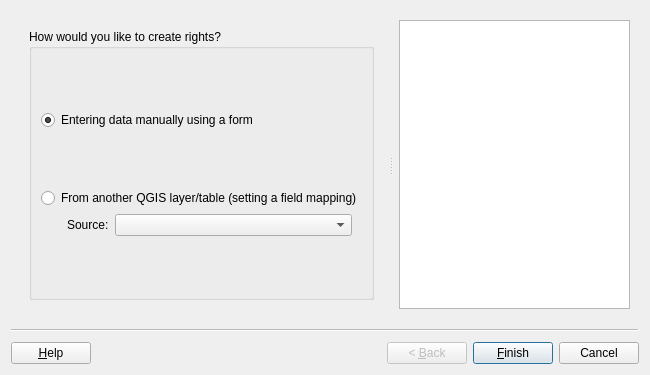
This is asistente_ladm_col/ui/wiz_create_right_cadastre.ui in SwissTierrasColombia/Asistente-LADM-COL as Qt 5 draws it before an edit. The edited form follows.
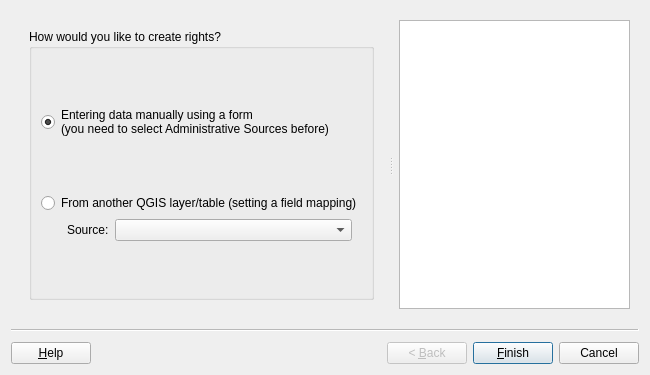
This is the edited form. Custom widgets are drawn as their Qt base class.

Commit message: [gui] Adjust labels and help text for RRR wizards

Patch:
```diff
--- a/asistente_ladm_col/ui/wiz_create_right_cadastre.ui
+++ b/asistente_ladm_col/ui/wiz_create_right_cadastre.ui
@@ -65,7 +65,8 @@
            <item row="1" column="0">
             <widget class="QRadioButton" name="rad_create_manually">
              <property name="text">
-              <string>Entering data manually using a form</string>
+              <string>Entering data manually using a form
+(you need to select Administrative Sources before)</string>
              </property>
              <property name="checked">
               <bool>true</bool>
```
Left out of the diff: 4 changed lines with no effect on the pictures. The commit also changes 3 other files.
